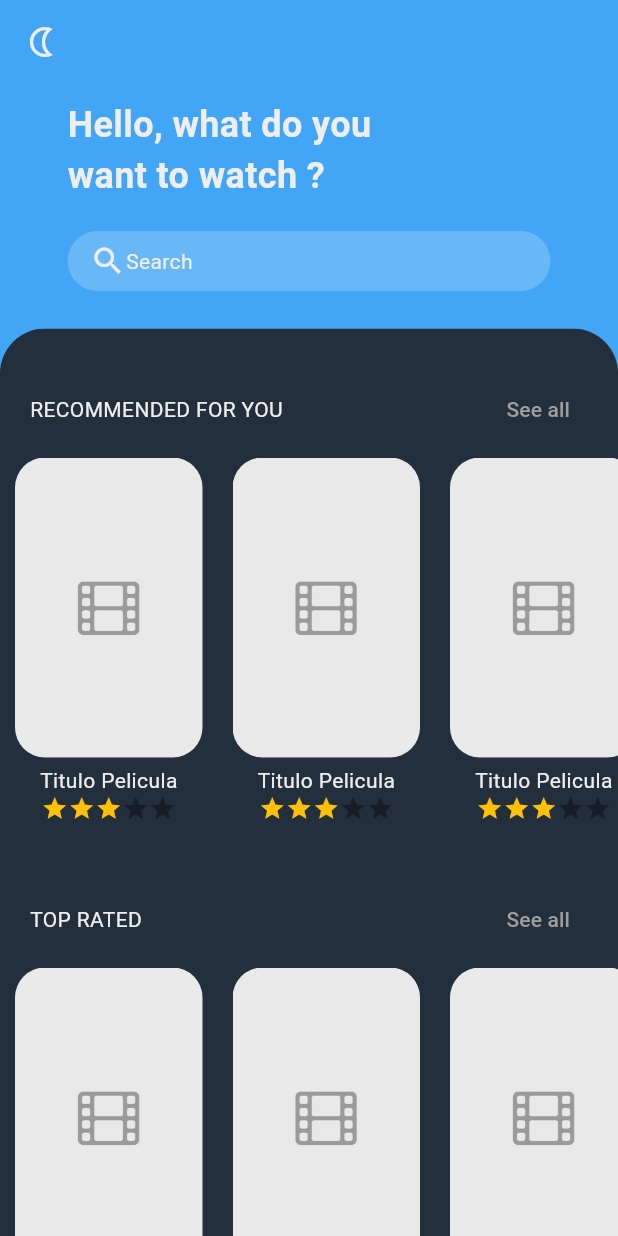
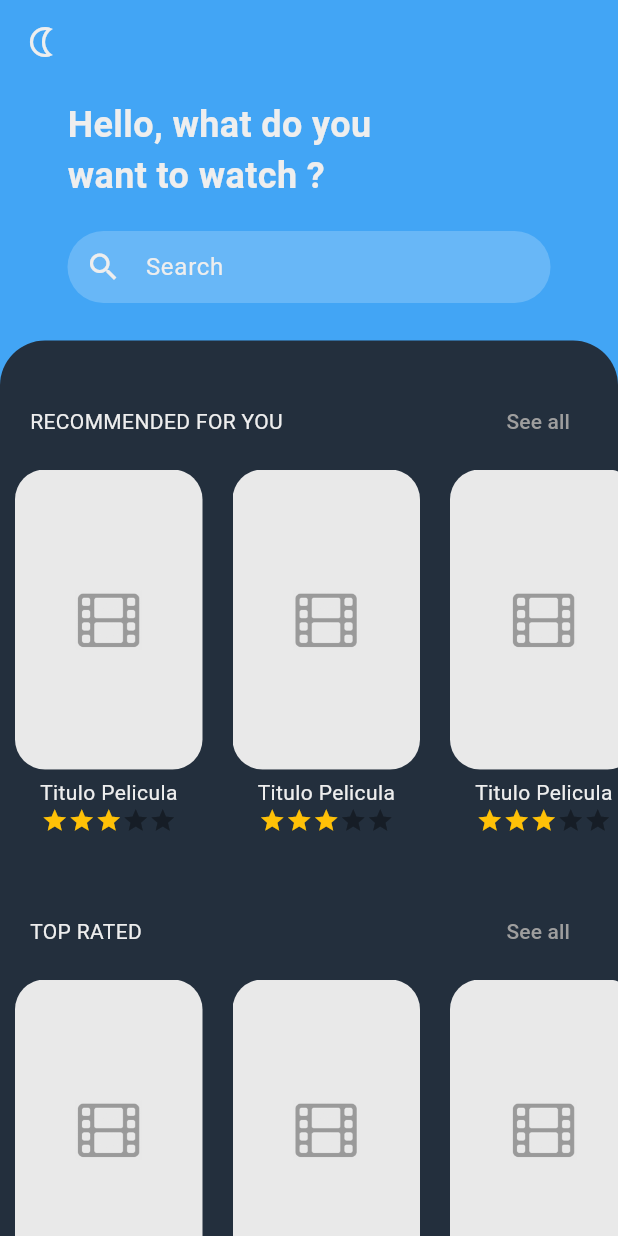
Before and after one commit to JuanPh-02/peliculas-app-flutter, a Flutter app: the screen it shows after launch, on a phone screen of 412 x 824 dp. Run offline on Flutter 3.47's test engine with Material 3 defaults, Android fonts, the phone set to English and light mode, and no system bars; drawn by our look-alikes of flutter_rating_bar.

Commit message:
Barra de búsqueda

```diff
--- a/lib/screens/home_screen.dart
+++ b/lib/screens/home_screen.dart
@@ -12,7 +12,7 @@ class HomeScreen extends StatelessWidget {
       body: CustomScrollView(
         slivers: [
           SliverAppBar(
-            backgroundColor: Colors.blue[400],
+            backgroundColor: Colors.transparent,
             leading: Icon(
               Icons.nightlight_outlined,
               color: Colors.grey[200],
@@ -20,8 +20,11 @@ class HomeScreen extends StatelessWidget {
             // floating: false,
             // pinned: true,
           ),
-          SliverToBoxAdapter(
-            child: Padding(
+          SliverList(
+            delegate: SliverChildListDelegate(
+              [
+                // Texto Inicial y barra de búsqueda
+                Padding(
                   padding: const EdgeInsets.symmetric(horizontal: 45),
                   child: Column(
                     crossAxisAlignment: CrossAxisAlignment.start,
@@ -33,8 +36,8 @@ class HomeScreen extends StatelessWidget {
                         width: 250,
                         child: const Text(
                           'Hello, what do you want to watch ?',
-                      style:
-                          TextStyle(fontSize: 24, fontWeight: FontWeight.w600),
+                          style: TextStyle(
+                              fontSize: 24, fontWeight: FontWeight.w600),
                         ),
                       ),
                       SizedBox(
@@ -42,41 +45,37 @@ class HomeScreen extends StatelessWidget {
                       ),
 
                       // Barra de búsqueda
-                  Container(
-                    padding: EdgeInsets.symmetric(vertical: 8, horizontal: 15),
-                    decoration: BoxDecoration(
-                      color: const Color(0x33FFFFFF),
-                      borderRadius: BorderRadius.circular(20),
+                      TextField(
+                        decoration: InputDecoration(
+                          filled: true,
+                          fillColor: const Color(0x33FFFFFF),
+                          prefixIcon:
+                              Icon(Icons.search, color: Colors.grey[200]),
+                          hintText: 'Search',
+                          hintStyle: TextStyle(color: Colors.grey[200]),
+                          border: OutlineInputBorder(
+                            borderRadius: BorderRadius.circular(30.0),
+                            borderSide: BorderSide.none,
                           ),
-                    // height: 30,
-                    child: Row(
-                      children: [
-                        Icon(
-                          Icons.search,
-                          color: Colors.grey[200],
+                          contentPadding: const EdgeInsets.symmetric(vertical: 12),
                         ),
-                        Text(
-                          'Search',
-                        ),
-                      ],
-                    ),
+                        cursorColor: Colors.grey[800],
                       ),
                       SizedBox(
                         height: 25,
                       ),
+
                     ],
                   ),
                 ),
-          ),
-          SliverToBoxAdapter(
-            child: Expanded(
-              child: ClipRRect(
+                Container(
+                  decoration: BoxDecoration(
+                    color: Color(0xFF232F3D),
                     borderRadius: BorderRadiusDirectional.only(
                       topStart: Radius.circular(30),
                       topEnd: Radius.circular(30),
                     ),
-                child: Container(
-                  color: Color(0xFF232F3D),
+                  ),
                   child: SingleChildScrollView(
                     scrollDirection: Axis.vertical,
                     child: Column(
@@ -94,7 +93,7 @@ class HomeScreen extends StatelessWidget {
                     ),
                   ),
                 ),
-              ),
+              ],
             ),
           ),
         ],
```
Lines whose indentation alone changed are shown as unchanged.
